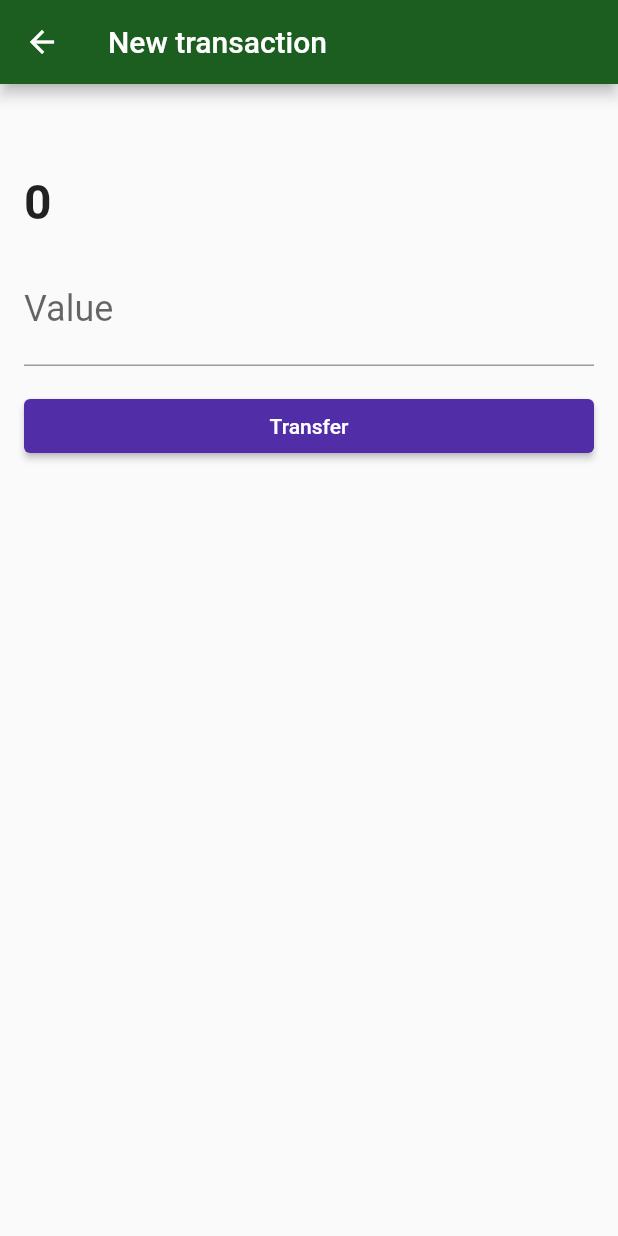
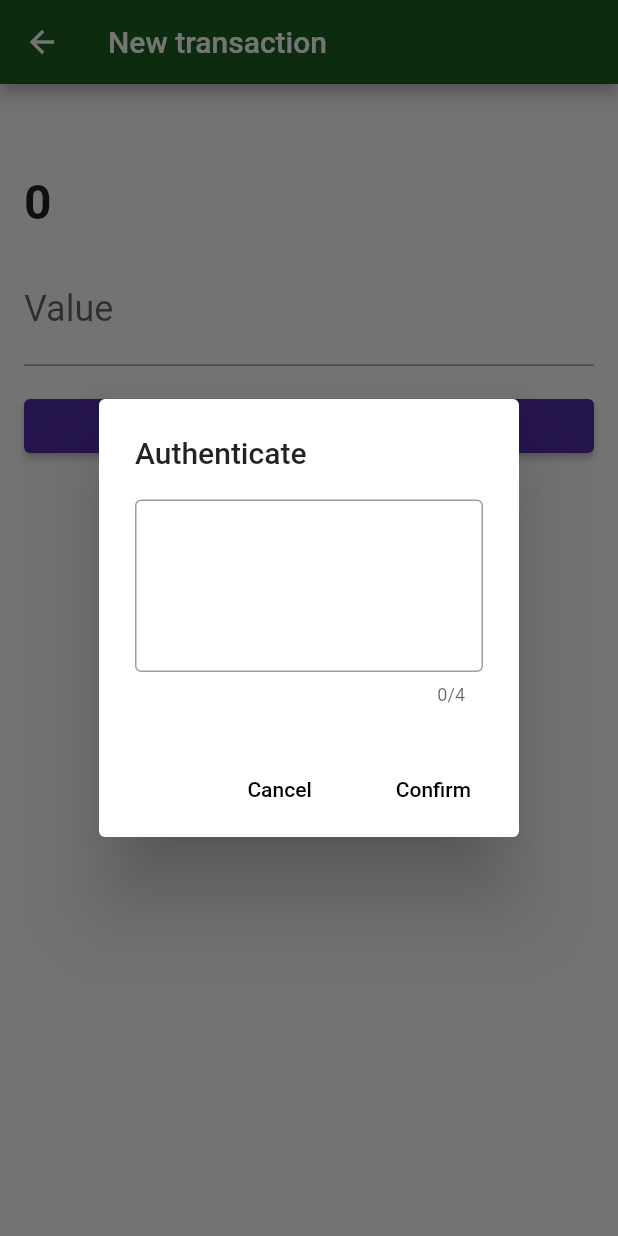
Before and after one commit to cezaraf/bytebank, a Flutter app: the TransactionForm screen opened directly with empty values, after a tap on "Transfer", on a phone screen of 412 x 824 dp. Run offline on Flutter 3.47's test engine with Material 2 defaults, Android fonts, the phone set to English and light mode, and no system bars; our stand-ins replace sqflite; missing offline and left inert: http_interceptor; accounts and stored records are empty.

Commit message:
Bytebank comunicação WebAPI!

```diff
--- /dev/null
+++ b/lib/components/transaction_auth_dialog.component.dart
@@ -0,0 +1,46 @@
+import 'package:flutter/material.dart';
+
+class TransactionDialogAuth extends StatefulWidget {
+  final Function(String password) onConfirm;
+
+  TransactionDialogAuth({this.onConfirm});
+
+  @override
+  _TransactionDialogAuthState createState() => _TransactionDialogAuthState();
+}
+
+class _TransactionDialogAuthState extends State<TransactionDialogAuth> {
+  final TextEditingController _passwordController = TextEditingController();
+
+  @override
+  Widget build(BuildContext context) {
+    return AlertDialog(
+      title: Text('Authenticate'),
+      content: TextField(
+        controller: this._passwordController,
+        obscureText: true,
+        maxLength: 4,
+        textAlign: TextAlign.center,
+        keyboardType: TextInputType.number,
+        decoration: InputDecoration(border: OutlineInputBorder()),
+        style: TextStyle(
+          fontSize: 64,
+          letterSpacing: 24,
+        ),
+      ),
+      actions: [
+        FlatButton(
+          onPressed: () => Navigator.of(context).pop(),
+          child: Text('Cancel'),
+        ),
+        FlatButton(
+          onPressed: () {
+            widget.onConfirm(this._passwordController.text);
+            Navigator.of(context).pop();
+          },
+          child: Text('Confirm'),
+        )
+      ],
+    );
+  }
+}
--- a/lib/http/webclients/transaction_webclient.dart
+++ b/lib/http/webclients/transaction_webclient.dart
@@ -15,12 +15,12 @@ class TransactionWebClient {
     return decodedJson.map((e) => Transaction.fromJson(e)).toList();
   }
 
-  Future<Transaction> save(Transaction transaction) async {
+  Future<Transaction> save(Transaction transaction, String password) async {
     final Response response = await client.post(
       baseUrl,
       headers: {
         'Content-Type': 'application/json',
-        'password': '1000',
+        'password': password,
       },
       body: jsonEncode(transaction.toJson()),
     );
--- a/lib/main.dart
+++ b/lib/main.dart
@@ -1,3 +1,4 @@
+import 'package:bytebank/components/transaction_auth_dialog.component.dart';
 import 'package:bytebank/screens/dashboard/dashboard.screen.dart';
 import 'package:flutter/material.dart';
 
@@ -16,7 +17,7 @@ class BytebankApp extends StatelessWidget {
             buttonColor: Colors.deepPurple[700],
             textTheme: ButtonTextTheme.primary,
           )),
-      home: Scaffold(body: Dashboard()),
+      home: Dashboard(),
     );
   }
 }
--- a/lib/screens/transaction/transaction_form.screen.dart
+++ b/lib/screens/transaction/transaction_form.screen.dart
@@ -1,3 +1,4 @@
+import 'package:bytebank/components/transaction_auth_dialog.component.dart';
 import 'package:bytebank/http/webclients/transaction_webclient.dart';
 import 'package:bytebank/models/contact.model.dart';
 import 'package:bytebank/models/transaction.model.dart';
@@ -62,11 +63,16 @@ class _TransactionFormState extends State<TransactionForm> {
                     onPressed: () {
                       final double value = double.tryParse(_valueController.text);
                       final transactionCreated = Transaction(value, widget.contact);
-                      this._webClient.save(transactionCreated).then((transaction) {
-                        if (transaction != null) {
-                          Navigator.of(context).pop(transaction);
-                        }
-                      });
+                      showDialog(
+                        context: context,
+                        builder: (contextDialog) {
+                          return TransactionDialogAuth(
+                            onConfirm: (password) {
+                              this._save(transactionCreated, password, context);
+                            },
+                          );
+                        },
+                      );
                     },
                   ),
                 ),
@@ -77,4 +83,12 @@ class _TransactionFormState extends State<TransactionForm> {
       ),
     );
   }
+
+  void _save(Transaction transactionCreated, String password, BuildContext context) {
+    this._webClient.save(transactionCreated, password).then((transaction) {
+      if (transaction != null) {
+        Navigator.of(context).pop(transaction);
+      }
+    });
+  }
 }
```
